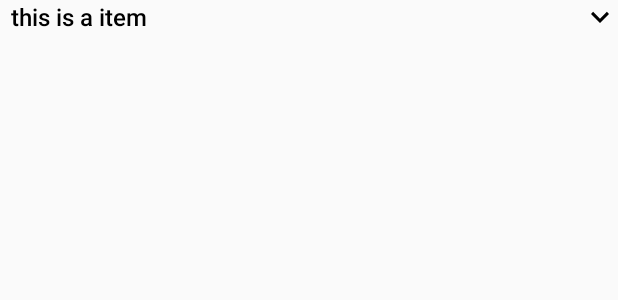
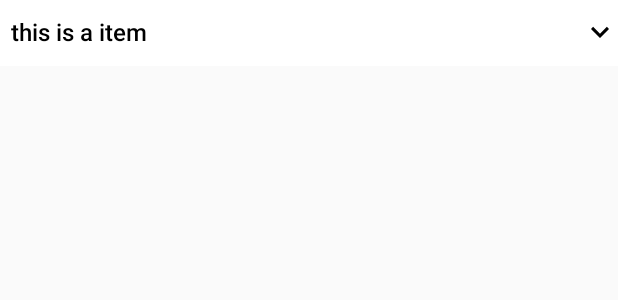
Before and after one commit to prayz212/Yame, an Android app: the layout expandable_search_recyclerview_item.xml on its own in the app's theme, with its tools: preview values and no code run, on a phone screen of 412 x 824 dp. Shown: the top 300 px of the screen. Run offline under Robolectric (Android 15) with nearby library versions, the phone set to English and light mode, and no system bars.

Commit message:
--- commit search fragment ---

```diff
--- /dev/null
+++ b/app/src/main/res/drawable/selector_expandable_item.xml
@@ -0,0 +1,10 @@
+<?xml version="1.0" encoding="utf-8"?>
+<selector xmlns:android="http://schemas.android.com/apk/res/android">
+    <item
+        android:state_pressed="false"
+        android:drawable="@drawable/option_on">
+    </item>
+    <item
+        android:drawable="@drawable/option_off" >
+    </item>
+</selector>
--- a/app/src/main/res/layout/expandable_search_recyclerview_item.xml
+++ b/app/src/main/res/layout/expandable_search_recyclerview_item.xml
@@ -3,7 +3,10 @@
     xmlns:android="http://schemas.android.com/apk/res/android"
     android:layout_width="match_parent"
     android:layout_height="wrap_content"
-    android:layout_marginBottom="10dp"
+    android:paddingTop="10dp"
+    android:paddingBottom="10dp"
+    android:background="@drawable/selector_expandable_item"
+    android:clickable="true"
     xmlns:app="http://schemas.android.com/apk/res-auto">
 
     <TextView
--- a/app/src/main/res/values/colors.xml
+++ b/app/src/main/res/values/colors.xml
@@ -9,4 +9,7 @@
 
     <!-- Toolbar Background Color -->
     <color name="backgroundToolbar">#f2f2f2</color>
+
+    <drawable name="option_on">#FFFFFF</drawable>
+    <drawable name="option_off">#CDCBCB</drawable>
 </resources>
```
